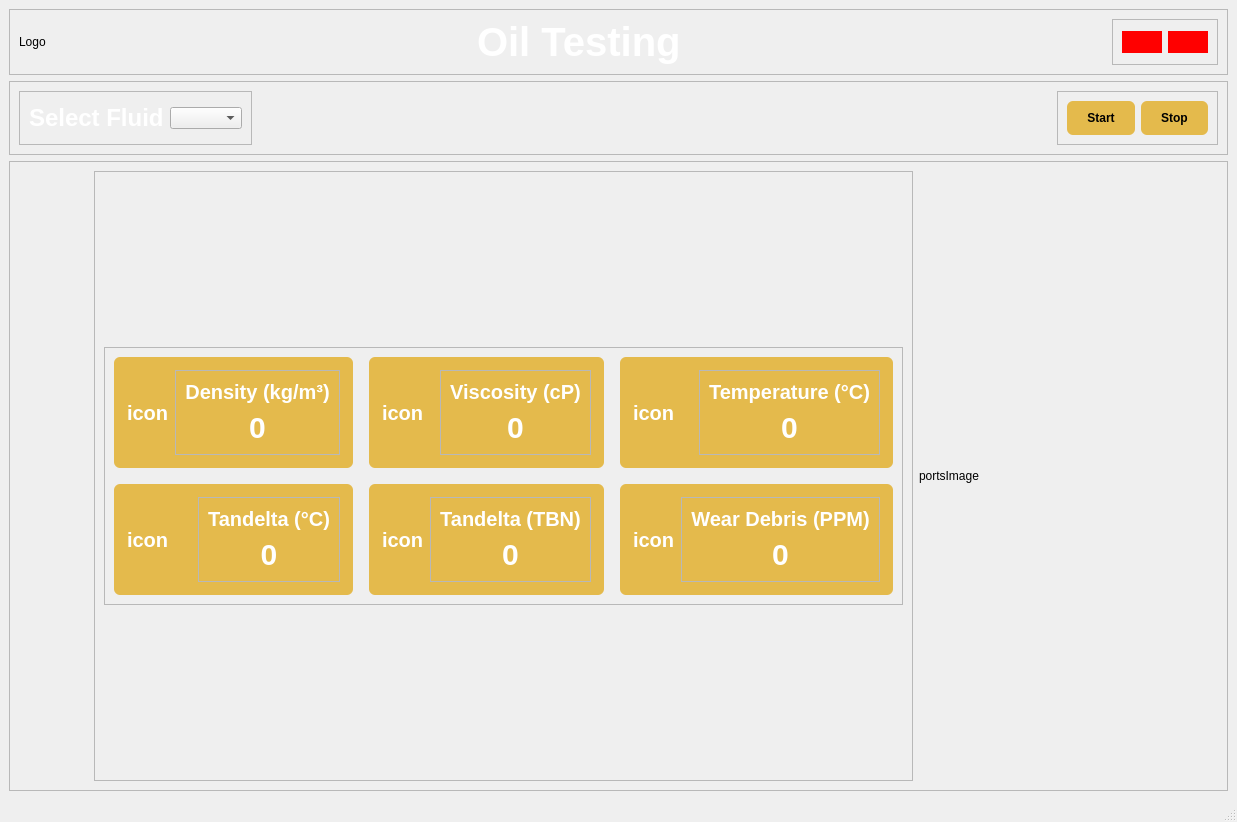
Above: Assets/UiFiles/testingPage.ui from Jeffrey-Ragland/pyqt5IOCLTwo before the change. Below: the same form after it.
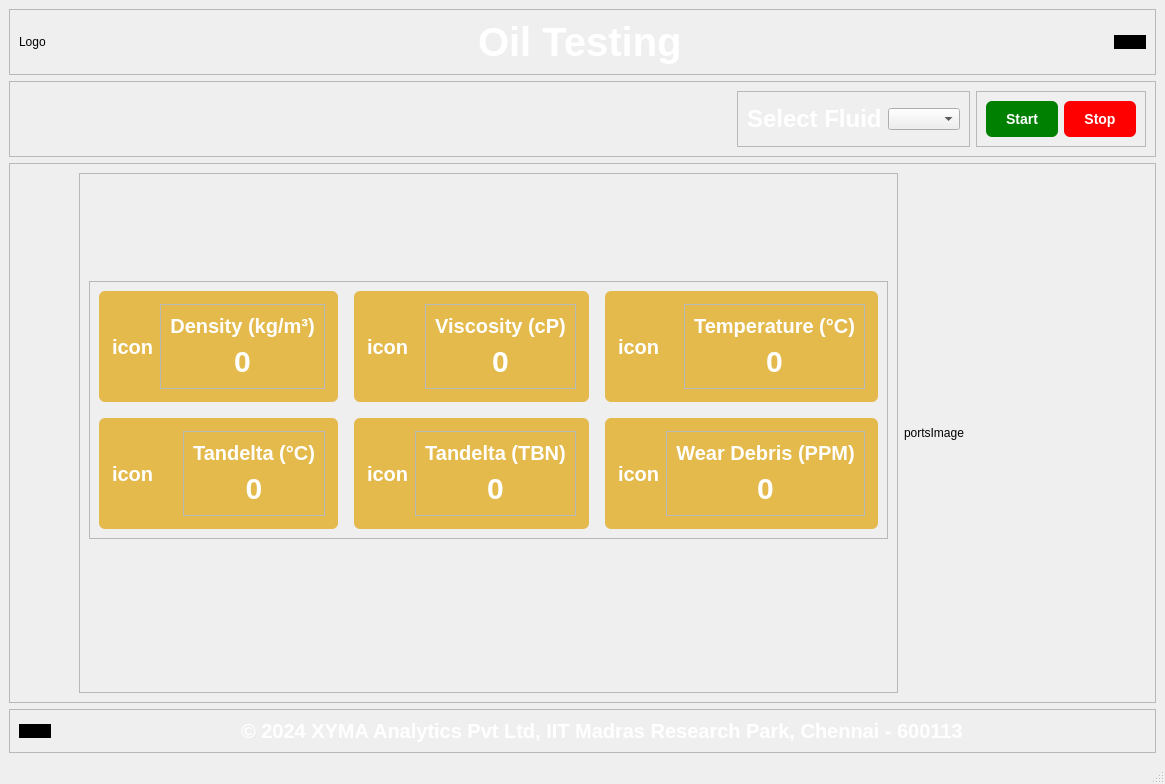
That is the form after the change.

Commit message: copyright label added

The edit to the form file:
```diff
--- a/Assets/UiFiles/testingPage.ui
+++ b/Assets/UiFiles/testingPage.ui
@@ -6,8 +6,8 @@
    <rect>
     <x>0</x>
     <y>0</y>
-    <width>1237</width>
-    <height>822</height>
+    <width>1165</width>
+    <height>784</height>
    </rect>
   </property>
   <property name="windowTitle">
@@ -23,7 +23,7 @@
       <property name="frameShadow">
        <enum>QFrame::Raised</enum>
       </property>
-      <layout class="QHBoxLayout" name="horizontalLayout_2">
+      <layout class="QHBoxLayout" name="horizontalLayout_5">
        <item>
         <widget class="QLabel" name="XymaLogoLabel">
          <property name="text">
@@ -72,45 +72,17 @@
         </spacer>
        </item>
        <item>
-        <widget class="QFrame" name="frame_2">
+        <widget class="QPushButton" name="testingLogoutButton">
          <property name="styleSheet">
-          <string notr="true">QPushButton {
-	background-color: rgb(255, 0, 0);
-   	color: white;
+          <string notr="true">#testingLogoutButton {
+	background-color: rgb(0, 0, 0);
 	border-radius: 16px;
-	padding: 4px;
-	font: bold;
 }
 </string>
          </property>
-         <property name="frameShape">
-          <enum>QFrame::StyledPanel</enum>
+         <property name="text">
+          <string/>
          </property>
-         <property name="frameShadow">
-          <enum>QFrame::Raised</enum>
-         </property>
-         <layout class="QHBoxLayout" name="horizontalLayout" stretch="0,0">
-          <item>
-           <widget class="QPushButton" name="testingBackButton">
-            <property name="styleSheet">
-             <string notr="true"/>
-            </property>
-            <property name="text">
-             <string/>
-            </property>
-           </widget>
-          </item>
-          <item>
-           <widget class="QPushButton" name="testingLogoutButton">
-            <property name="styleSheet">
-             <string notr="true"/>
-            </property>
-            <property name="text">
-             <string/>
-            </property>
-           </widget>
-          </item>
-         </layout>
         </widget>
        </item>
       </layout>
@@ -124,7 +96,20 @@
       <property name="frameShadow">
        <enum>QFrame::Raised</enum>
       </property>
-      <layout class="QHBoxLayout" name="horizontalLayout_5">
+      <layout class="QHBoxLayout" name="horizontalLayout_2">
+       <item>
+        <spacer name="horizontalSpacer_3">
+         <property name="orientation">
+          <enum>Qt::Horizontal</enum>
+         </property>
+         <property name="sizeHint" stdset="0">
+          <size>
+           <width>274</width>
+           <height>20</height>
+          </size>
+         </property>
+        </spacer>
+       </item>
        <item>
         <widget class="QFrame" name="frame_5">
          <property name="frameShape">
@@ -155,29 +140,24 @@
          </layout>
         </widget>
        </item>
-       <item>
-        <spacer name="horizontalSpacer_3">
-         <property name="orientation">
-          <enum>Qt::Horizontal</enum>
-         </property>
-         <property name="sizeHint" stdset="0">
-          <size>
-           <width>274</width>
-           <height>20</height>
-          </size>
-         </property>
-        </spacer>
-       </item>
        <item>
         <widget class="QFrame" name="frame_4">
          <property name="styleSheet">
           <string notr="true">QPushButton {
-	background-color: rgb(228, 186, 76);
 	border-radius: 6px;
+	color: white;
 	padding: 10px 20px;
 	font: bold;
+	font-size: 14px;
 }
 
+#testingStartButton {
+	background-color: green;
+}
+
+#testingStopButton {
+	background-color: red;
+}
 </string>
          </property>
          <property name="frameShape">
@@ -735,6 +715,72 @@
       </layout>
      </widget>
     </item>
+    <item>
+     <widget class="QFrame" name="frame_2">
+      <property name="frameShape">
+       <enum>QFrame::StyledPanel</enum>
+      </property>
+      <property name="frameShadow">
+       <enum>QFrame::Raised</enum>
+      </property>
+      <layout class="QHBoxLayout" name="horizontalLayout">
+       <item>
+        <widget class="QPushButton" name="testingBackButton">
+         <property name="styleSheet">
+          <string notr="true">#testingBackButton {
+	background-color: rgb(0, 0, 0);
+	border-radius: 16px;
+}
+</string>
+         </property>
+         <property name="text">
+          <string/>
+         </property>
+        </widget>
+       </item>
+       <item>
+        <spacer name="horizontalSpacer_6">
+         <property name="orientation">
+          <enum>Qt::Horizontal</enum>
+         </property>
+         <property name="sizeHint" stdset="0">
+          <size>
+           <width>159</width>
+           <height>20</height>
+          </size>
+         </property>
+        </spacer>
+       </item>
+       <item>
+        <widget class="QLabel" name="copyrightLabel">
+         <property name="styleSheet">
+          <string notr="true">#copyrightLabel {
+	color: white;
+	font-size: 20px;
+	font-weight: 500;
+}</string>
+         </property>
+         <property name="text">
+          <string>© 2024 XYMA Analytics Pvt Ltd, IIT Madras Research Park, Chennai - 600113</string>
+         </property>
+        </widget>
+       </item>
+       <item>
+        <spacer name="horizontalSpacer_7">
+         <property name="orientation">
+          <enum>Qt::Horizontal</enum>
+         </property>
+         <property name="sizeHint" stdset="0">
+          <size>
+           <width>159</width>
+           <height>20</height>
+          </size>
+         </property>
+        </spacer>
+       </item>
+      </layout>
+     </widget>
+    </item>
    </layout>
   </widget>
   <widget class="QMenuBar" name="menubar">
```
Left out of the diff: 4 changed lines with no effect on the pictures. The commit also changes 6 other files.
